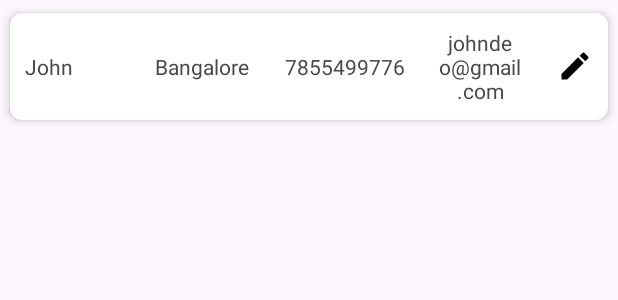
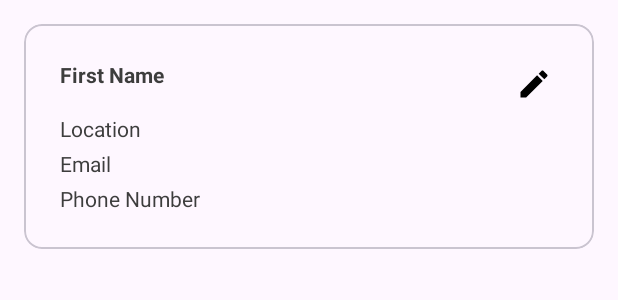
Before and after one commit to stefyjohn445/DataCollectorApp, an Android app: the layout facility_item.xml on its own in the app's theme, with its tools: preview values and no code run, on a phone screen of 412 x 824 dp. Shown: the top 300 px of the screen. Run offline under Robolectric (Android 15) with nearby library versions, the phone set to English and light mode, and no system bars.

Commit message:
Changed the ui for facility

```diff
--- a/app/src/main/java/com/example/datacollectorapplication/screens/LoginActivity.kt
+++ b/app/src/main/java/com/example/datacollectorapplication/screens/LoginActivity.kt
@@ -14,7 +14,7 @@ class LoginActivity : AppCompatActivity() {
         setContentView(R.layout.activity_login)
         val signInButton = findViewById<Button>(R.id.signInButton)
         signInButton.setOnClickListener {
-            val intent = Intent(this, UsersActivity::class.java)
+            val intent = Intent(this, FacilityActivity::class.java)
             startActivity(intent)
         }
     }
--- a/app/src/main/res/layout/activity_facility.xml
+++ b/app/src/main/res/layout/activity_facility.xml
@@ -2,6 +2,7 @@
 <androidx.constraintlayout.widget.ConstraintLayout xmlns:android="http://schemas.android.com/apk/res/android"
     xmlns:app="http://schemas.android.com/apk/res-auto"
     xmlns:tools="http://schemas.android.com/tools"
+    android:background="@color/screen_background"
     android:layout_width="match_parent"
     android:layout_height="match_parent">
 
@@ -10,43 +11,43 @@
         android:layout_height="match_parent"
         android:orientation="vertical">
 
-        <LinearLayout
-            android:layout_width="match_parent"
-            android:layout_height="wrap_content"
-            android:orientation="horizontal"
-            android:weightSum="4"
-            android:gravity="center"
-            android:layout_margin="10dp">
+<!--        <LinearLayout-->
+<!--            android:layout_width="match_parent"-->
+<!--            android:layout_height="wrap_content"-->
+<!--            android:orientation="horizontal"-->
+<!--            android:weightSum="4"-->
+<!--            android:gravity="center"-->
+<!--            android:layout_margin="10dp">-->
 
-            <TextView
-                android:layout_width="0dp"
-                android:layout_height="wrap_content"
-                android:layout_weight="1"
-                android:text="@string/facility_name"
-                android:textStyle="bold" />
+<!--            <TextView-->
+<!--                android:layout_width="0dp"-->
+<!--                android:layout_height="wrap_content"-->
+<!--                android:layout_weight="1"-->
+<!--                android:text="@string/facility_name"-->
+<!--                android:textStyle="bold" />-->
 
-            <TextView
-                android:layout_width="0dp"
-                android:layout_height="wrap_content"
-                android:layout_weight="1"
-                android:text="@string/location"
-                android:textStyle="bold" />
+<!--            <TextView-->
+<!--                android:layout_width="0dp"-->
+<!--                android:layout_height="wrap_content"-->
+<!--                android:layout_weight="1"-->
+<!--                android:text="@string/location"-->
+<!--                android:textStyle="bold" />-->
 
-            <TextView
-                android:layout_width="0dp"
-                android:layout_height="wrap_content"
-                android:layout_weight="1"
-                android:text="@string/contact_number"
-                android:textStyle="bold" />
+<!--            <TextView-->
+<!--                android:layout_width="0dp"-->
+<!--                android:layout_height="wrap_content"-->
+<!--                android:layout_weight="1"-->
+<!--                android:text="@string/contact_number"-->
+<!--                android:textStyle="bold" />-->
 
-            <TextView
-                android:layout_width="0dp"
-                android:layout_height="wrap_content"
-                android:layout_weight="1"
-                android:text="@string/email"
-                android:textStyle="bold" />
+<!--            <TextView-->
+<!--                android:layout_width="0dp"-->
+<!--                android:layout_height="wrap_content"-->
+<!--                android:layout_weight="1"-->
+<!--                android:text="@string/email"-->
+<!--                android:textStyle="bold" />-->
 
-        </LinearLayout>
+<!--        </LinearLayout>-->
 
         <androidx.recyclerview.widget.RecyclerView
             android:id="@+id/facility_list_recycler_view"
--- a/app/src/main/res/layout/facility_item.xml
+++ b/app/src/main/res/layout/facility_item.xml
@@ -1,60 +1,83 @@
-<?xml version="1.0" encoding="UTF-8"?>
-
-<androidx.cardview.widget.CardView xmlns:android="http://schemas.android.com/apk/res/android"
-    xmlns:app="http://schemas.android.com/apk/res-auto"
+<?xml version="1.0" encoding="utf-8"?>
+<com.google.android.material.card.MaterialCardView xmlns:android="http://schemas.android.com/apk/res/android"
+xmlns:app="http://schemas.android.com/apk/res-auto"
     xmlns:tools="http://schemas.android.com/tools"
     android:layout_width="match_parent"
+android:layout_height="wrap_content"
+android:layout_margin="16dp">
+
+<LinearLayout
+    android:layout_width="match_parent"
     android:layout_height="wrap_content"
-    app:cardCornerRadius="8dp"
-    app:cardElevation="4dp"
-    app:cardUseCompatPadding="true">
+    android:layout_margin="8dp"
+    android:orientation="vertical">
 
-    <LinearLayout
+    <androidx.constraintlayout.widget.ConstraintLayout
         android:layout_width="match_parent"
         android:layout_height="wrap_content"
-        android:orientation="horizontal"
-        android:gravity="center"
-        android:layout_margin="10dp"
-        android:weightSum="4"
-        tools:ignore="MissingConstraints">
+        android:layout_marginTop="16dp"
+        android:layout_marginStart="16dp"
+        android:layout_marginEnd="16dp"
+        android:orientation="horizontal">
 
-        <TextView
+        <com.google.android.material.textview.MaterialTextView
             android:id="@+id/facility_name"
-            android:layout_width="0dp"
+            android:layout_width="wrap_content"
             android:layout_height="wrap_content"
-            android:layout_weight="1"
-            android:text="John" />
+            android:text="@string/enter_first_name"
+            android:textColor="@color/text_color"
+            android:textSize="14sp"
+            android:textStyle="bold"
+            app:layout_constraintStart_toStartOf="parent"
+            app:layout_constraintTop_toTopOf="parent" />
 
-        <TextView
-            android:id="@+id/location"
-            android:layout_width="0dp"
-            android:layout_height="wrap_content"
-            android:layout_weight="1"
-            android:text="Bangalore" />
-
-        <TextView
-            android:id="@+id/contact_number"
-            android:layout_width="0dp"
-            android:layout_height="wrap_content"
-            android:layout_weight="1"
-            android:text="7855499776" />
-
-        <TextView
-            android:id="@+id/email"
-            android:gravity="center"
-            android:layout_width="0dp"
-            android:layout_height="wrap_content"
-            android:layout_weight="1"
-            android:text="johndeo@gmail.com" />
-
-        <ImageView
+        <ImageButton
             android:id="@+id/imgEdit"
             android:layout_width="wrap_content"
             android:layout_height="wrap_content"
-            android:src="@drawable/baseline_edit_24"
-            android:contentDescription="Edit"
-            android:paddingStart="8dp" />
+            android:layout_weight="0.2"
+            android:background="@android:color/transparent"
+            android:contentDescription="@string/edit_button"
+            android:padding="4dp"
+            android:src="@drawable/edit_icon"
+            app:layout_constraintEnd_toEndOf="parent"
+            app:layout_constraintTop_toTopOf="parent" />
 
-    </LinearLayout>
+    </androidx.constraintlayout.widget.ConstraintLayout>
 
-</androidx.cardview.widget.CardView>
+    <com.google.android.material.textview.MaterialTextView
+        android:id="@+id/location"
+        android:layout_width="wrap_content"
+        android:layout_height="wrap_content"
+        android:text="@string/location"
+        android:textColor="@color/text_color"
+        android:textSize="14sp"
+        android:layout_marginTop="4dp"
+        android:layout_marginStart="16dp"
+        app:layout_constraintStart_toStartOf="parent"
+        app:layout_constraintTop_toTopOf="parent" />
+
+    <com.google.android.material.textview.MaterialTextView
+        android:id="@+id/email"
+        android:layout_width="wrap_content"
+        android:layout_height="wrap_content"
+        android:layout_marginTop="4dp"
+        android:layout_marginStart="16dp"
+        android:text="@string/email"
+        android:textColor="@color/text_color"
+        android:textSize="14sp"/>
+
+    <com.google.android.material.textview.MaterialTextView
+        android:id="@+id/contact_number"
+        android:layout_width="wrap_content"
+        android:layout_height="wrap_content"
+        android:layout_marginStart="16dp"
+        android:layout_marginTop="4dp"
+        android:layout_marginBottom="16dp"
+        android:text="@string/phone_number"
+        android:textColor="@color/text_color"
+        android:textSize="14sp"/>
+
+</LinearLayout>
+
+</com.google.android.material.card.MaterialCardView>
```
